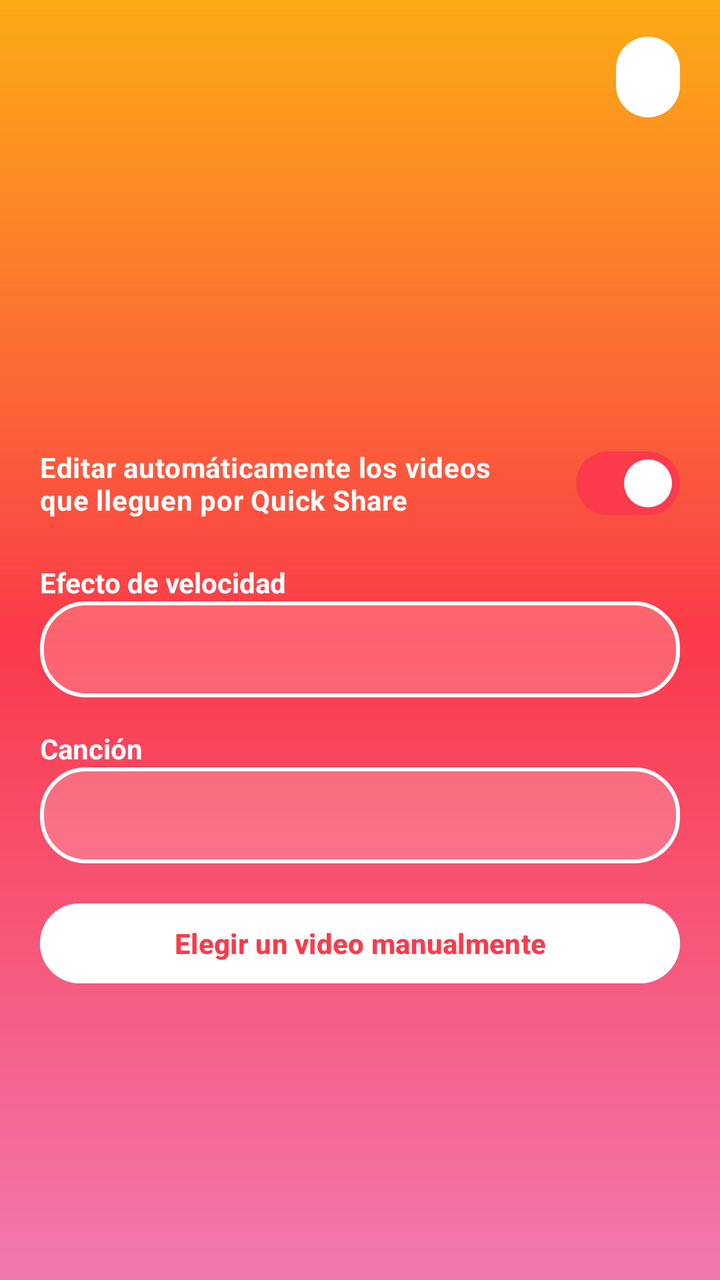
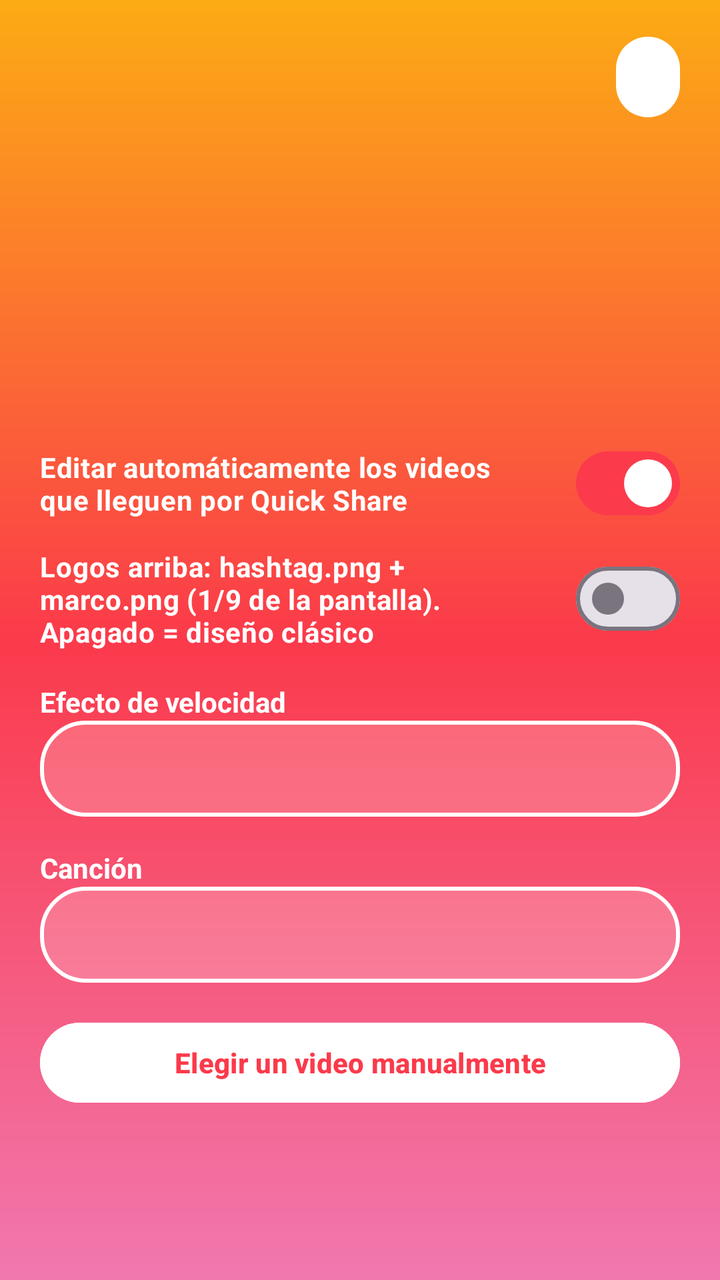

Compare the two renders of this Android layout. The source of the first and the diff that turns it into the second are given below.
<!-- AndroidManifest.xml: application theme Theme.Kiosko -->
<!-- res/layout/activity_main.xml -->
<?xml version="1.0" encoding="utf-8"?>
<LinearLayout xmlns:android="http://schemas.android.com/apk/res/android"
    xmlns:app="http://schemas.android.com/apk/res-auto"
    android:layout_width="match_parent"
    android:layout_height="match_parent"
    android:background="@drawable/bg_screen"
    android:orientation="vertical">

    
    <LinearLayout
        android:layout_width="match_parent"
        android:layout_height="wrap_content"
        android:gravity="center_vertical"
        android:orientation="horizontal"
        android:paddingStart="20dp"
        android:paddingTop="16dp"
        android:paddingEnd="20dp">

        <TextView
            android:id="@+id/hashtag"
            android:layout_width="0dp"
            android:layout_height="wrap_content"
            android:layout_weight="1"
            android:rotation="-3"
            android:shadowColor="@color/coral"
            android:shadowDy="4"
            android:shadowRadius="1"
            android:textColor="@color/blanco"
            android:textSize="34sp"
            android:textStyle="bold" />

        <TextView
            android:id="@+id/counter"
            android:layout_width="wrap_content"
            android:layout_height="wrap_content"
            android:background="@drawable/bg_pill"
            android:paddingStart="16dp"
            android:paddingTop="8dp"
            android:paddingEnd="16dp"
            android:paddingBottom="8dp"
            android:textColor="@color/rojo"
            android:textSize="18sp"
            android:textStyle="bold" />
    </LinearLayout>

    <com.google.android.material.tabs.TabLayout
        android:id="@+id/tabs"
        android:layout_width="match_parent"
        android:layout_height="wrap_content"
        android:layout_marginTop="8dp"
        android:background="@android:color/transparent"
        app:tabIndicatorColor="@color/blanco"
        app:tabIndicatorFullWidth="false"
        app:tabIndicatorHeight="4dp"
        app:tabSelectedTextColor="@color/blanco"
        app:tabTextColor="@color/blanco_suave" />

    <FrameLayout
        android:layout_width="match_parent"
        android:layout_height="0dp"
        android:layout_weight="1">

        
        <ScrollView
            android:id="@+id/livePanel"
            android:layout_width="match_parent"
            android:layout_height="match_parent"
            android:fillViewport="true">

            <LinearLayout
                android:layout_width="match_parent"
                android:layout_height="wrap_content"
                android:gravity="center_horizontal"
                android:orientation="vertical"
                android:padding="20dp">

                <TextView
                    android:id="@+id/status"
                    android:layout_width="match_parent"
                    android:layout_height="wrap_content"
                    android:gravity="center"
                    android:textColor="@color/blanco"
                    android:textSize="22sp"
                    android:textStyle="bold" />

                <ProgressBar
                    android:id="@+id/progress"
                    style="?android:attr/progressBarStyleHorizontal"
                    android:layout_width="match_parent"
                    android:layout_height="wrap_content"
                    android:layout_marginTop="12dp"
                    android:max="100"
                    android:progressBackgroundTint="@color/blanco_suave"
                    android:progressTint="@color/blanco"
                    android:visibility="gone" />

                
                <LinearLayout
                    android:id="@+id/resultRow"
                    android:layout_width="match_parent"
                    android:layout_height="wrap_content"
                    android:layout_marginTop="20dp"
                    android:baselineAligned="false"
                    android:gravity="center"
                    android:orientation="horizontal"
                    android:visibility="gone">

                    <LinearLayout
                        android:layout_width="0dp"
                        android:layout_height="wrap_content"
                        android:layout_marginEnd="12dp"
                        android:layout_weight="1"
                        android:background="@drawable/bg_card"
                        android:gravity="center_horizontal"
                        android:orientation="vertical"
                        android:padding="8dp">

                        <ImageView
                            android:id="@+id/preview"
                            android:layout_width="match_parent"
                            android:layout_height="300dp"
                            android:contentDescription="@string/preview_description"
                            android:scaleType="fitCenter" />

                        <TextView
                            android:id="@+id/previewLabel"
                            android:layout_width="wrap_content"
                            android:layout_height="wrap_content"
                            android:layout_marginTop="6dp"
                            android:textColor="@color/blanco"
                            android:textSize="16sp"
                            android:textStyle="bold" />
                    </LinearLayout>

                    <LinearLayout
                        android:layout_width="0dp"
                        android:layout_height="wrap_content"
                        android:layout_weight="1"
                        android:gravity="center_horizontal"
                        android:orientation="vertical">

                        <ImageView
                            android:id="@+id/qr"
                            android:layout_width="match_parent"
                            android:layout_height="wrap_content"
                            android:adjustViewBounds="true"
                            android:background="@drawable/bg_qr"
                            android:contentDescription="@string/qr_description"
                            android:padding="12dp"
                            android:scaleType="fitCenter" />

                        <TextView
                            android:layout_width="wrap_content"
                            android:layout_height="wrap_content"
                            android:layout_marginTop="10dp"
                            android:background="@drawable/bg_pill"
                            android:paddingStart="14dp"
                            android:paddingTop="6dp"
                            android:paddingEnd="14dp"
                            android:paddingBottom="6dp"
                            android:text="@string/scan_me"
                            android:textColor="@color/rojo"
                            android:textSize="16sp"
                            android:textStyle="bold" />
                    </LinearLayout>
                </LinearLayout>

                <TextView
                    android:id="@+id/url"
                    android:layout_width="wrap_content"
                    android:layout_height="wrap_content"
                    android:layout_marginTop="8dp"
                    android:textColor="@color/blanco_suave"
                    android:textIsSelectable="true"
                    android:textSize="14sp" />

                <com.google.android.material.materialswitch.MaterialSwitch
                    android:id="@+id/autoSwitch"
                    android:layout_width="match_parent"
                    android:layout_height="wrap_content"
                    android:layout_marginTop="24dp"
                    android:checked="true"
                    android:text="@string/auto_process"
                    android:textColor="@color/blanco"
                    android:textStyle="bold" />

                <TextView
                    android:layout_width="match_parent"
                    android:layout_height="wrap_content"
                    android:layout_marginTop="16dp"
                    android:text="@string/speed_label"
                    android:textColor="@color/blanco"
                    android:textStyle="bold" />

                <Spinner
                    android:id="@+id/speedSpinner"
                    android:layout_width="match_parent"
                    android:layout_height="wrap_content"
                    android:background="@drawable/bg_card"
                    android:minHeight="48dp"
                    android:popupBackground="@color/blanco" />

                <TextView
                    android:layout_width="match_parent"
                    android:layout_height="wrap_content"
                    android:layout_marginTop="16dp"
                    android:text="@string/music_label"
                    android:textColor="@color/blanco"
                    android:textStyle="bold" />

                <Spinner
                    android:id="@+id/musicSpinner"
                    android:layout_width="match_parent"
                    android:layout_height="wrap_content"
                    android:background="@drawable/bg_card"
                    android:minHeight="48dp"
                    android:popupBackground="@color/blanco" />

                <TextView
                    android:id="@+id/musicWarning"
                    android:layout_width="match_parent"
                    android:layout_height="wrap_content"
                    android:text="@string/music_missing"
                    android:textColor="@color/blanco"
                    android:visibility="gone" />

                <Button
                    android:id="@+id/pickButton"
                    android:layout_width="match_parent"
                    android:layout_height="wrap_content"
                    android:layout_marginTop="16dp"
                    android:backgroundTint="@color/blanco"
                    android:text="@string/pick_video"
                    android:textColor="@color/rojo"
                    android:textStyle="bold" />

                <TextView
                    android:id="@+id/networkInfo"
                    android:layout_width="match_parent"
                    android:layout_height="wrap_content"
                    android:layout_marginTop="16dp"
                    android:textColor="@color/blanco_suave"
                    android:textSize="13sp" />

                <TextView
                    android:id="@+id/folderInfo"
                    android:layout_width="match_parent"
                    android:layout_height="wrap_content"
                    android:layout_marginTop="8dp"
                    android:textColor="@color/blanco_suave"
                    android:textSize="12sp" />
            </LinearLayout>
        </ScrollView>

        
        <LinearLayout
            android:id="@+id/historyPanel"
            android:layout_width="match_parent"
            android:layout_height="match_parent"
            android:orientation="vertical"
            android:paddingStart="12dp"
            android:paddingEnd="12dp"
            android:visibility="gone">

            <TextView
                android:id="@+id/historyCount"
                android:layout_width="match_parent"
                android:layout_height="wrap_content"
                android:padding="8dp"
                android:textColor="@color/blanco"
                android:textStyle="bold" />

            <TextView
                android:id="@+id/historyEmpty"
                android:layout_width="match_parent"
                android:layout_height="wrap_content"
                android:gravity="center"
                android:padding="32dp"
                android:text="@string/history_empty"
                android:textColor="@color/blanco"
                android:textSize="16sp"
                android:visibility="gone" />

            <androidx.recyclerview.widget.RecyclerView
                android:id="@+id/historyList"
                android:layout_width="match_parent"
                android:layout_height="0dp"
                android:layout_weight="1"
                android:clipToPadding="false"
                android:paddingBottom="16dp" />
        </LinearLayout>
    </FrameLayout>
</LinearLayout>
<!-- resources referenced by this layout -->
<resources>
  <color name="blanco">#FFFFFF</color>
  <color name="blanco_suave">#FFF3EA</color>
  <color name="coral">#F54945</color>
  <color name="rojo">#FB3A4B</color>
  <!-- drawable bg_card (drawable) -->
  <?xml version="1.0" encoding="utf-8"?>
  <shape xmlns:android="http://schemas.android.com/apk/res/android">
      <solid android:color="@color/fondo_tarjeta" />
      <stroke android:width="2dp" android:color="@color/blanco" />
      <corners android:radius="22dp" />
  </shape>
  <!-- drawable bg_pill (drawable) -->
  <?xml version="1.0" encoding="utf-8"?>
  <shape xmlns:android="http://schemas.android.com/apk/res/android">
      <solid android:color="@color/blanco" />
      <corners android:radius="999dp" />
  </shape>
  <!-- drawable bg_qr (drawable) -->
  <?xml version="1.0" encoding="utf-8"?>
  <shape xmlns:android="http://schemas.android.com/apk/res/android">
      <solid android:color="@color/blanco" />
      <stroke android:width="5dp" android:color="@color/coral" />
      <corners android:radius="22dp" />
  </shape>
  <!-- drawable bg_screen (drawable) -->
  <?xml version="1.0" encoding="utf-8"?>
  <shape xmlns:android="http://schemas.android.com/apk/res/android">
      <gradient
          android:angle="300"
          android:centerColor="@color/rojo"
          android:endColor="@color/rosa"
          android:startColor="@color/amarillo"
          android:type="linear" />
  </shape>
  <string name="auto_process">Editar automáticamente los videos que lleguen por Quick Share</string>
  <string name="history_empty">Todavía no hay videos procesados.</string>
  <string name="music_label">Canción</string>
  <string name="music_missing">No se encontraron canciones. Copia los .mp3 en Almacenamiento interno &gt; Download &gt; INSUMOS y da permiso de \"Música y audio\" a la app.</string>
  <string name="pick_video">Elegir un video manualmente</string>
  <string name="preview_description">Vista previa del video a compartir</string>
  <string name="qr_description">Código QR para descargar el video</string>
  <string name="scan_me">Escanéame 📲</string>
  <string name="speed_label">Efecto de velocidad</string>
  <style name="Theme.Kiosko" parent="Theme.Material3.Light.NoActionBar">
          <item name="colorPrimary">@color/rojo</item>
          <item name="colorOnPrimary">@color/blanco</item>
          <item name="colorSecondary">@color/amarillo</item>
          <item name="android:windowBackground">@drawable/bg_screen</item>
          <item name="android:statusBarColor">@color/naranja</item>
          <item name="android:navigationBarColor">@color/rosa</item>
      </style>
  <color name="fondo_tarjeta">#33FFFFFF</color>
  <color name="rosa">#F178AF</color>
  <color name="amarillo">#FCAB14</color>
  <color name="naranja">#F68425</color>
</resources>

<!-- the commit's change to res/layout/activity_main.xml (unified diff, before → after) -->
@@ -184,6 +184,23 @@
                     android:textColor="@color/blanco"
                     android:textStyle="bold" />
 
+                <com.google.android.material.materialswitch.MaterialSwitch
+                    android:id="@+id/doubleLogoSwitch"
+                    android:layout_width="match_parent"
+                    android:layout_height="wrap_content"
+                    android:layout_marginTop="8dp"
+                    android:text="@string/double_logo"
+                    android:textColor="@color/blanco"
+                    android:textStyle="bold" />
+
+                <TextView
+                    android:id="@+id/doubleLogoWarning"
+                    android:layout_width="match_parent"
+                    android:layout_height="wrap_content"
+                    android:text="@string/double_logo_missing"
+                    android:textColor="@color/blanco"
+                    android:visibility="gone" />
+
                 <TextView
                     android:layout_width="match_parent"
                     android:layout_height="wrap_content"
<!-- resource entries referenced after the edit -->
@@ -35,6 +35,8 @@
           android:type="linear" />
   </shape>
   <string name="auto_process">Editar automáticamente los videos que lleguen por Quick Share</string>
+  <string name="double_logo">Logos arriba: hashtag.png + marco.png (1/9 de la pantalla). Apagado = diseño clásico</string>
+  <string name="double_logo_missing">⚠️ No se encontró hashtag.png en Download &gt; INSUMOS: se usará el diseño clásico.</string>
   <string name="history_empty">Todavía no hay videos procesados.</string>
   <string name="music_label">Canción</string>
   <string name="music_missing">No se encontraron canciones. Copia los .mp3 en Almacenamiento interno &gt; Download &gt; INSUMOS y da permiso de \"Música y audio\" a la app.</string>
